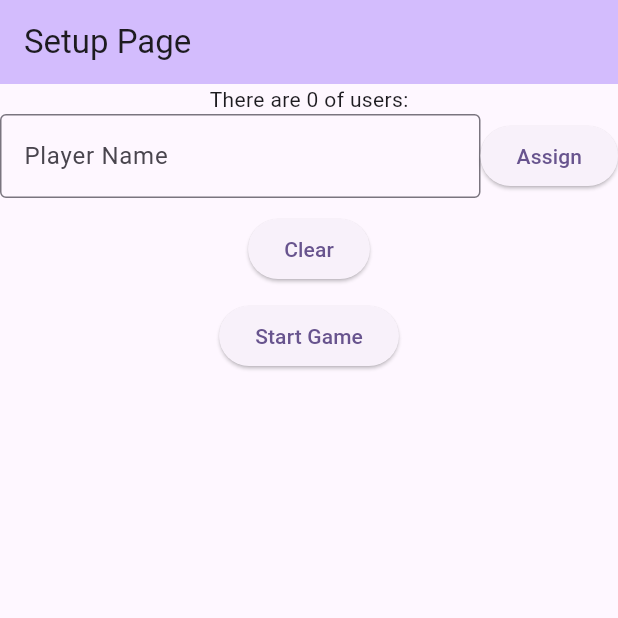
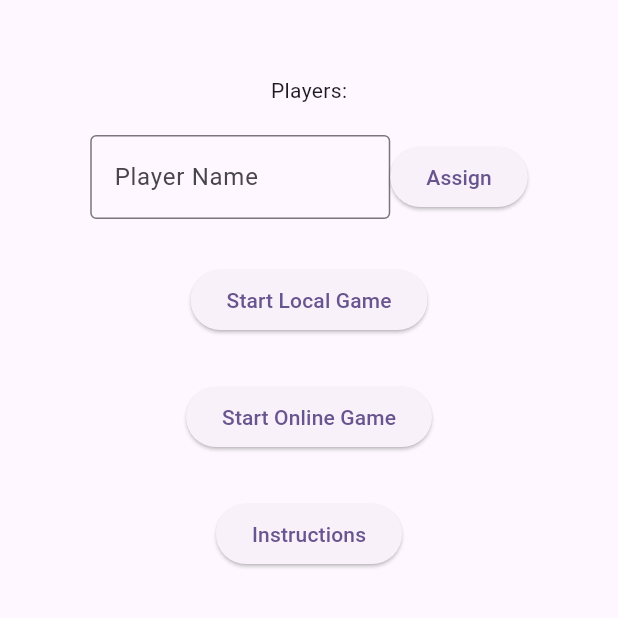
Before and after one commit to umurcg/who_is_cahil, a Flutter app: the screen it shows after launch, after a tap on "Assign", on a phone screen of 412 x 824 dp, the top half of it. Run offline on Flutter 3.47's test engine with Material 3 defaults, Android fonts, the phone set to English and light mode, and no system bars; missing offline and left inert: dart:ffi.

```diff
--- /dev/null
+++ b/lib/instruction_page.dart
@@ -0,0 +1,20 @@
+
+
+
+import 'package:flutter/cupertino.dart';
+
+class InstructionPage extends StatelessWidget{
+
+  const InstructionPage();
+
+  @override
+  Widget build(BuildContext context) {
+
+
+
+    return Container(
+      child: Text("Instrcution page"),
+    );
+  }
+
+}
--- a/lib/main.dart
+++ b/lib/main.dart
@@ -2,6 +2,7 @@ import 'package:flutter/material.dart';
 import 'package:provider/provider.dart';
 import 'package:who_is_cahil/game_session_page.dart';
 import 'package:who_is_cahil/game_state.dart';
+import 'package:who_is_cahil/instruction_page.dart';
 import 'package:who_is_cahil/setup_page.dart';
 import 'dart:convert';
 import 'package:flutter/services.dart';
@@ -43,7 +44,8 @@ class MyApp extends StatelessWidget {
         initialRoute: '/',
         routes: {
           '/':(context) => const SetupPage(title: 'Setup Page'),
-          '/gameSession': (context) => const GameSessionPage()
+          '/gameSession': (context) => const GameSessionPage(),
+          '/instructionPage': (context) => const InstructionPage()
         },
       ),
     );
--- a/lib/setup_page.dart
+++ b/lib/setup_page.dart
@@ -1,4 +1,6 @@
+import 'package:flutter/cupertino.dart';
 import 'package:flutter/material.dart';
+import 'package:flutter/widgets.dart';
 import 'package:provider/provider.dart';
 import 'package:who_is_cahil/game_state.dart';
 import 'package:who_is_cahil/main.dart';
@@ -7,24 +9,19 @@ class SetupPage extends StatefulWidget {
   const SetupPage({super.key, required this.title});
   final String title;
 
+
   @override
   State<SetupPage> createState() => _SetupPageState();
 }
 
 class _SetupPageState extends State<SetupPage> {
-  final TextEditingController _nameController = TextEditingController();
+
+  late AnimationController _controller;
+  late Animation<double> _fadeAnimations;
 
   @override
   Widget build(BuildContext context) {
     var gameState = context.watch<GameState>();
-
-    void assignNewUser() {
-      var enteredName = _nameController.text.trim();
-      if (enteredName.isNotEmpty) {
-        gameState.addNewPlayer(enteredName);
-        _nameController.clear();
-      }
-    }
 
     void clearUsers() {
       gameState.clearUsers();
@@ -35,18 +32,65 @@ class _SetupPageState extends State<SetupPage> {
       Navigator.pushNamed(context, '/gameSession');
     }
 
+    void openInstructions(){
+      Navigator.pushNamed(context, "/instructionPage");
+    }
+
+    const buttonDelta=30.0;
+
     return Scaffold(
-        appBar: AppBar(
-          backgroundColor: Theme.of(context).colorScheme.inversePrimary,
-          title: Text(widget.title),
+        body: Padding(
+      padding: const EdgeInsets.only(top: 50.0),
+      child: Column(
+        children: [
+          PlayerList(gameState: gameState),
+          const SizedBox(height: buttonDelta),
+          ElevatedButton(onPressed: startGame, child: const Text("Start Local Game")),
+          const SizedBox(height: buttonDelta),
+          ElevatedButton(onPressed: startGame, child: const Text("Start Online Game")),
+          const SizedBox(height: buttonDelta),
+          ElevatedButton(onPressed: openInstructions, child: const Text("Instructions")),
+        ],
       ),
-        body: Column(
+    ));
+  }
+}
+
+class PlayerList extends StatefulWidget {
+  const PlayerList({
+    super.key,
+    required this.gameState,
+  });
+
+  final GameState gameState;
+
+  @override
+  State<PlayerList> createState() => _PlayerListState();
+}
+
+class _PlayerListState extends State<PlayerList> {
+  final TextEditingController _nameController = TextEditingController();
+
+  void assignNewUser() {
+    var enteredName = _nameController.text.trim();
+    if (enteredName.isNotEmpty) {
+      widget.gameState.addNewPlayer(enteredName);
+      _nameController.clear();
+    }
+  }
+
+  @override
+  Widget build(BuildContext context) {
+    return Column(
       children: [
-            Text("There are ${gameState.playerNames.length} of users:"),
-            for (String name in gameState.playerNames) Text(name),
+        const Text("Players:"),
+        for (String name in widget.gameState.playerNames) Text(name),
+        const SizedBox(height: 20),
         Row(
+          mainAxisAlignment: MainAxisAlignment.center,
           children: [
-                Expanded(
+            SizedBox(
+              width: 200,
               child: TextField(
                 controller: _nameController,
                 decoration: const InputDecoration(
@@ -60,16 +104,9 @@ class _SetupPageState extends State<SetupPage> {
               child: const Text("Assign"),
             ),
           ],
-            ),
-            const SizedBox(height: 10),
-            ElevatedButton(onPressed: clearUsers, child: const Text("Clear")),
-            const SizedBox(height: 10),
-            ElevatedButton(
-              onPressed: startGame,
-              child: const Text("Start Game")
         )
       ],
-        ));
+    );
   }
 
   @override
```
Lines whose indentation alone changed are shown as unchanged.
